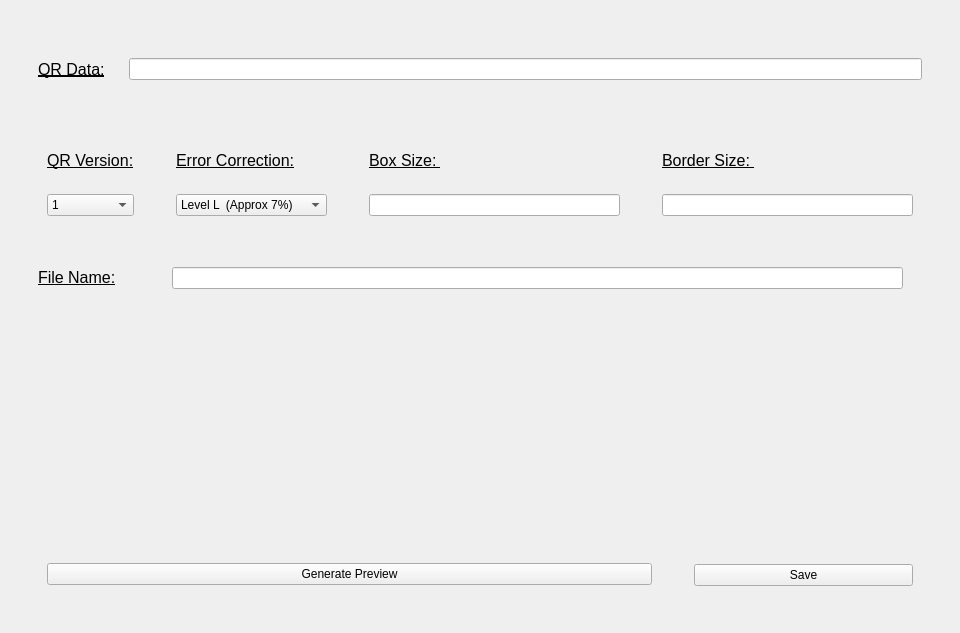
Qt form STS-PLUGIN-QRCG/QRCG.ui (MaxTheSpy/STS-PLUGIN-QRCG) before a commit.
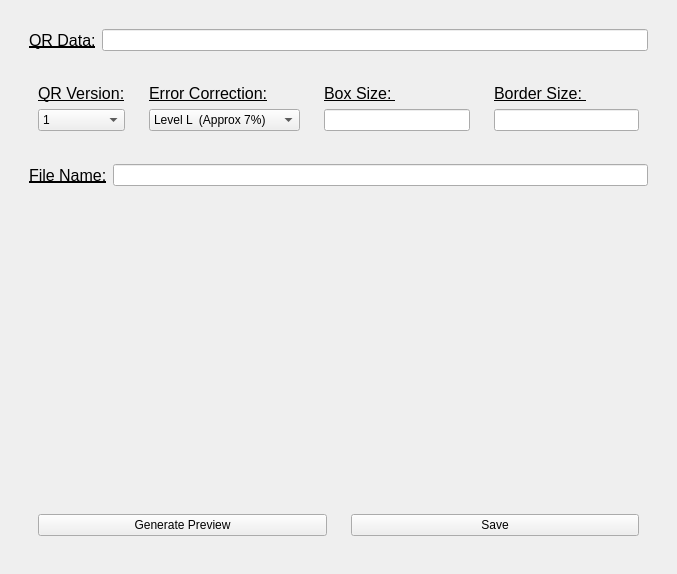
The same form after that commit.

Diff of the .ui file:
```diff
--- a/STS-PLUGIN-QRCG/QRCG.ui
+++ b/STS-PLUGIN-QRCG/QRCG.ui
@@ -6,14 +6,14 @@
    <rect>
     <x>0</x>
     <y>0</y>
-    <width>960</width>
-    <height>633</height>
+    <width>677</width>
+    <height>574</height>
    </rect>
   </property>
   <property name="minimumSize">
    <size>
-    <width>960</width>
-    <height>633</height>
+    <width>0</width>
+    <height>0</height>
    </size>
   </property>
   <property name="windowTitle">
@@ -33,9 +33,6 @@
         </property>
         <layout class="QHBoxLayout" name="horizontalLayout_20">
          <item>
-          <widget class="QWidget" name="widget_2" native="true">
-           <layout class="QHBoxLayout" name="horizontalLayout_19">
-            <item>
              <widget class="QLabel" name="label">
               <property name="font">
                <font>
@@ -51,33 +48,18 @@
               </property>
              </widget>
             </item>
-           </layout>
-          </widget>
-         </item>
-         <item>
-          <widget class="QWidget" name="widget_4" native="true">
-           <property name="minimumSize">
-            <size>
-             <width>581</width>
-             <height>80</height>
-            </size>
-           </property>
-           <layout class="QHBoxLayout" name="horizontalLayout">
             <item>
              <widget class="QLineEdit" name="lineEdit_qr_data"/>
             </item>
            </layout>
           </widget>
          </item>
-        </layout>
-       </widget>
-      </item>
       <item>
        <widget class="QWidget" name="widget_7" native="true">
         <property name="minimumSize">
          <size>
           <width>0</width>
-          <height>119</height>
+          <height>0</height>
          </size>
         </property>
         <property name="maximumSize">
@@ -91,9 +73,6 @@
           <widget class="QWidget" name="widget_9" native="true">
            <layout class="QVBoxLayout" name="verticalLayout_5">
             <item>
-             <widget class="QWidget" name="widget_8" native="true">
-              <layout class="QHBoxLayout" name="horizontalLayout_3">
-               <item>
                 <widget class="QLabel" name="label_3">
                  <property name="font">
                   <font>
@@ -109,18 +88,6 @@
                  </property>
                 </widget>
                </item>
-              </layout>
-             </widget>
-            </item>
-            <item>
-             <widget class="QWidget" name="widget_11" native="true">
-              <property name="minimumSize">
-               <size>
-                <width>1</width>
-                <height>1</height>
-               </size>
-              </property>
-              <layout class="QHBoxLayout" name="horizontalLayout_4">
                <item>
                 <widget class="QComboBox" name="sel_qr_version">
                  <item>
@@ -328,16 +295,10 @@
               </layout>
              </widget>
             </item>
-           </layout>
-          </widget>
-         </item>
          <item>
           <widget class="QWidget" name="widget_10" native="true">
            <layout class="QVBoxLayout" name="verticalLayout_6">
             <item>
-             <widget class="QWidget" name="widget_15" native="true">
-              <layout class="QHBoxLayout" name="horizontalLayout_6">
-               <item>
                 <widget class="QLabel" name="label_4">
                  <property name="font">
                   <font>
@@ -353,20 +314,14 @@
                  </property>
                 </widget>
                </item>
-              </layout>
-             </widget>
-            </item>
-            <item>
-             <widget class="QWidget" name="widget_20" native="true">
-              <property name="minimumSize">
-               <size>
-                <width>1</width>
-                <height>1</height>
-               </size>
-              </property>
-              <layout class="QHBoxLayout" name="horizontalLayout_10">
                <item>
                 <widget class="QComboBox" name="sel_qr_err">
+              <property name="minimumSize">
+               <size>
+                <width>0</width>
+                <height>0</height>
+               </size>
+              </property>
                  <item>
                   <property name="text">
                    <string>Level L  (Approx 7%)</string>
@@ -392,16 +347,10 @@
               </layout>
              </widget>
             </item>
-           </layout>
-          </widget>
-         </item>
          <item>
           <widget class="QWidget" name="widget_21" native="true">
            <layout class="QVBoxLayout" name="verticalLayout_7">
             <item>
-             <widget class="QWidget" name="widget_22" native="true">
-              <layout class="QHBoxLayout" name="horizontalLayout_11">
-               <item>
                 <widget class="QLabel" name="label_6">
                  <property name="font">
                   <font>
@@ -417,34 +366,16 @@
                  </property>
                 </widget>
                </item>
-              </layout>
-             </widget>
-            </item>
-            <item>
-             <widget class="QWidget" name="widget_23" native="true">
-              <property name="minimumSize">
-               <size>
-                <width>1</width>
-                <height>1</height>
-               </size>
-              </property>
-              <layout class="QHBoxLayout" name="horizontalLayout_12">
                <item>
                 <widget class="QLineEdit" name="lineEdit_box_size"/>
                </item>
               </layout>
              </widget>
             </item>
-           </layout>
-          </widget>
-         </item>
          <item>
           <widget class="QWidget" name="widget_24" native="true">
            <layout class="QVBoxLayout" name="verticalLayout_10">
             <item>
-             <widget class="QWidget" name="widget_25" native="true">
-              <layout class="QHBoxLayout" name="horizontalLayout_13">
-               <item>
                 <widget class="QLabel" name="label_7">
                  <property name="font">
                   <font>
@@ -460,18 +391,6 @@
                  </property>
                 </widget>
                </item>
-              </layout>
-             </widget>
-            </item>
-            <item>
-             <widget class="QWidget" name="widget_26" native="true">
-              <property name="minimumSize">
-               <size>
-                <width>1</width>
-                <height>1</height>
-               </size>
-              </property>
-              <layout class="QHBoxLayout" name="horizontalLayout_14">
                <item>
                 <widget class="QLineEdit" name="lineEdit_border_size"/>
                </item>
@@ -481,9 +400,6 @@
            </layout>
           </widget>
          </item>
-        </layout>
-       </widget>
-      </item>
       <item>
        <widget class="QWidget" name="widget_12" native="true">
         <property name="maximumSize">
@@ -494,21 +410,6 @@
         </property>
         <layout class="QHBoxLayout" name="horizontalLayout_17">
          <item>
-          <widget class="QWidget" name="widget_13" native="true">
-           <property name="minimumSize">
-            <size>
-             <width>110</width>
-             <height>0</height>
-            </size>
-           </property>
-           <property name="maximumSize">
-            <size>
-             <width>96</width>
-             <height>37</height>
-            </size>
-           </property>
-           <layout class="QHBoxLayout" name="horizontalLayout_5">
-            <item>
              <widget class="QLabel" name="label_5">
               <property name="font">
                <font>
@@ -521,12 +422,6 @@
               </property>
              </widget>
             </item>
-           </layout>
-          </widget>
-         </item>
-         <item>
-          <widget class="QWidget" name="widget_14" native="true">
-           <layout class="QHBoxLayout" name="horizontalLayout_7">
             <item>
              <widget class="QLineEdit" name="lineEdit_file_name">
               <property name="maximumSize">
@@ -540,9 +435,6 @@
            </layout>
           </widget>
          </item>
-        </layout>
-       </widget>
-      </item>
       <item>
        <widget class="QWidget" name="widget_5" native="true">
         <layout class="QHBoxLayout" name="horizontalLayout_16">
@@ -550,19 +442,18 @@
           <widget class="QWidget" name="widget_6" native="true">
            <layout class="QVBoxLayout" name="verticalLayout_2">
             <item>
-             <widget class="QWidget" name="widget_18" native="true">
-              <property name="minimumSize">
+             <spacer name="verticalSpacer">
+              <property name="orientation">
+               <enum>Qt::Vertical</enum>
+              </property>
+              <property name="sizeHint" stdset="0">
                <size>
-                <width>623</width>
-                <height>217</height>
+                <width>20</width>
+                <height>40</height>
                </size>
               </property>
-              <layout class="QVBoxLayout" name="verticalLayout"/>
-             </widget>
+             </spacer>
             </item>
-            <item>
-             <widget class="QWidget" name="widget_17" native="true">
-              <layout class="QHBoxLayout" name="horizontalLayout_8">
                <item>
                 <widget class="QPushButton" name="button_generate">
                  <property name="text">
@@ -573,27 +464,15 @@
               </layout>
              </widget>
             </item>
-           </layout>
-          </widget>
-         </item>
          <item>
           <widget class="QWidget" name="widget_16" native="true">
            <layout class="QVBoxLayout" name="verticalLayout_8">
             <item>
-             <widget class="QWidget" name="widget_19" native="true">
-              <property name="minimumSize">
-               <size>
-                <width>200</width>
-                <height>200</height>
-               </size>
-              </property>
-              <layout class="QHBoxLayout" name="horizontalLayout_9">
-               <item>
                 <widget class="QLabel" name="label_qr_display">
                  <property name="minimumSize">
                   <size>
-                   <width>200</width>
-                   <height>200</height>
+                <width>0</width>
+                <height>0</height>
                   </size>
                  </property>
                  <property name="text">
@@ -604,20 +483,11 @@
                  </property>
                 </widget>
                </item>
-              </layout>
-             </widget>
-            </item>
-            <item>
-             <widget class="QWidget" name="widget_27" native="true">
-              <layout class="QHBoxLayout" name="horizontalLayout_18">
                <item>
                 <widget class="QPushButton" name="button_save">
                  <property name="text">
                   <string>Save</string>
                  </property>
-                </widget>
-               </item>
-              </layout>
              </widget>
             </item>
            </layout>
```
Lines whose indentation alone changed are shown as unchanged.
